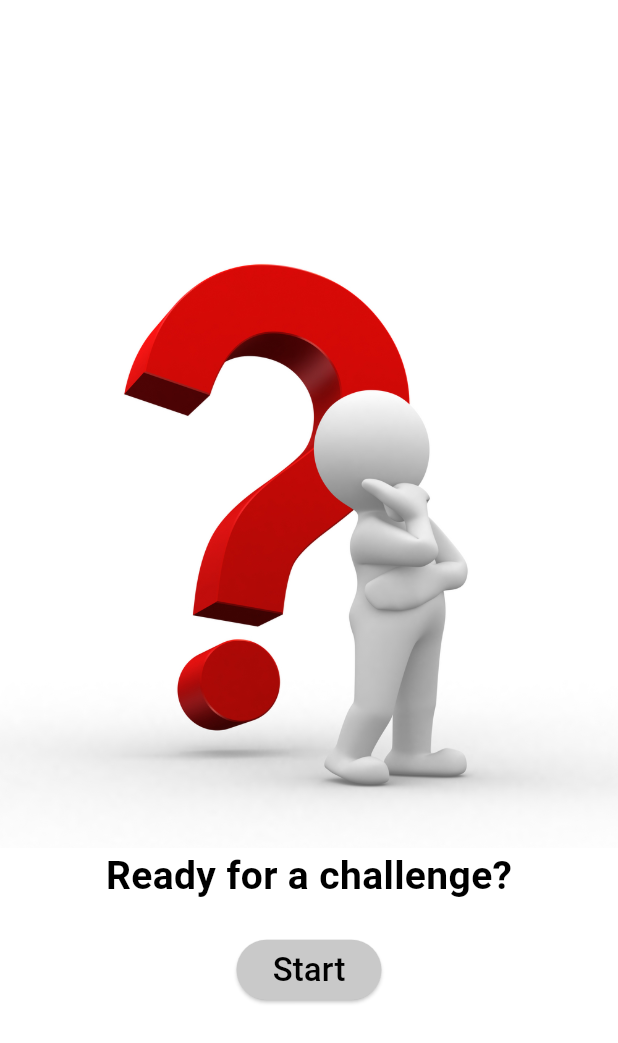
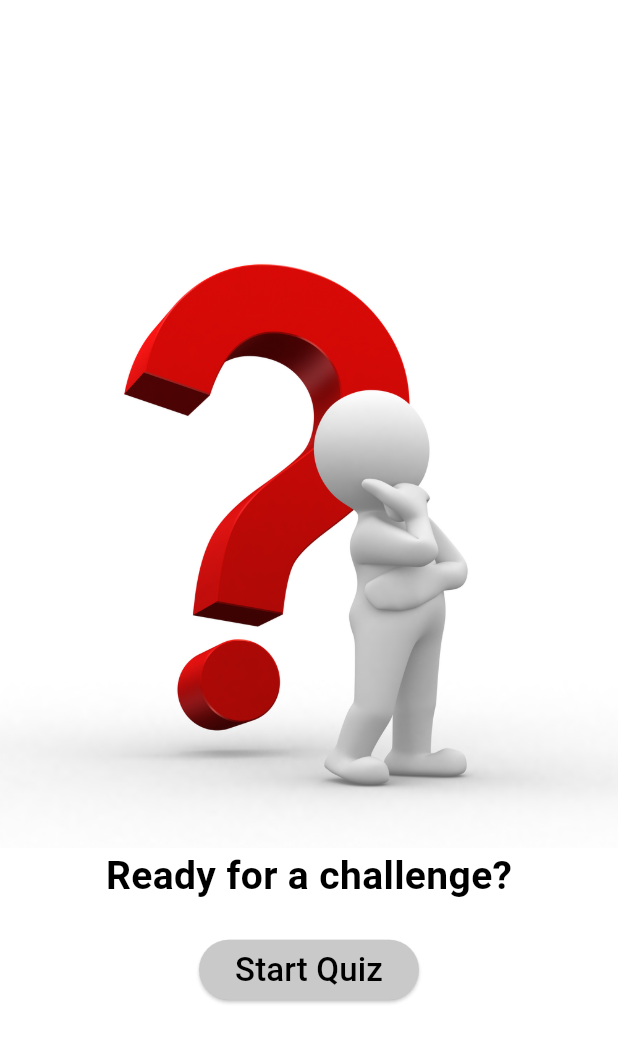
Before and after one commit to RonydaEssam/quiz_app, a Flutter app: the screen it shows after launch, on a phone screen of 412 x 824 dp. Shown: the top 1043 px of the screen. Run offline on Flutter 3.47's test engine with Material 3 defaults, Android fonts, the phone set to English and light mode, and no system bars.

Commit message:
update start screen

```diff
--- a/lib/main.dart
+++ b/lib/main.dart
@@ -39,7 +39,7 @@ class MyApp extends StatelessWidget {
                   ),
                 ),
                 child: Text(
-                  'Start',
+                  'Start Quiz',
                   style: TextStyle(
                     fontSize: 22,
                     color: Colors.black,
```
